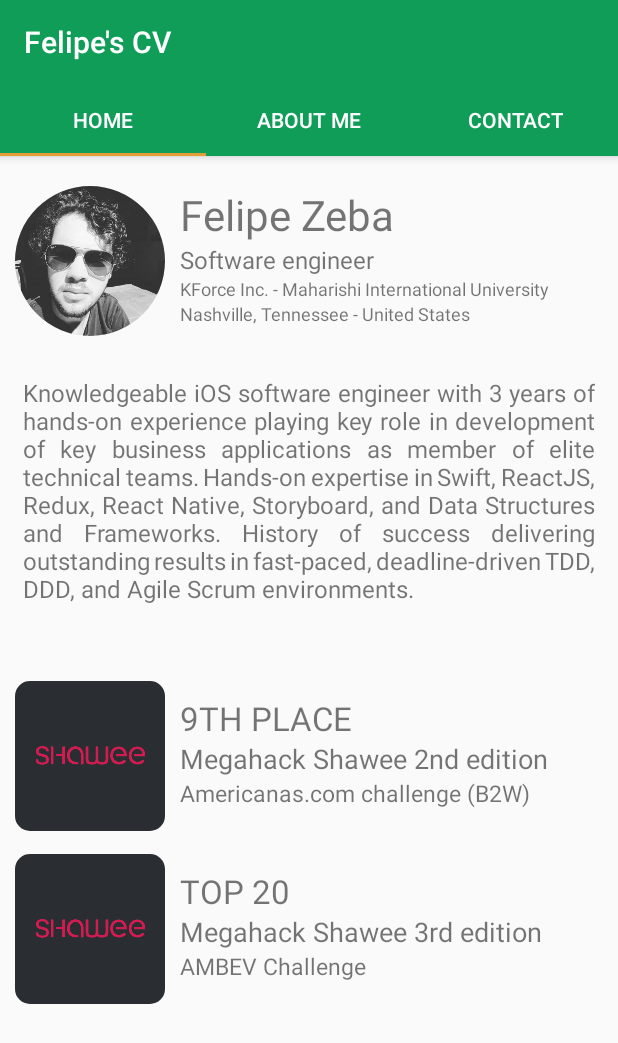
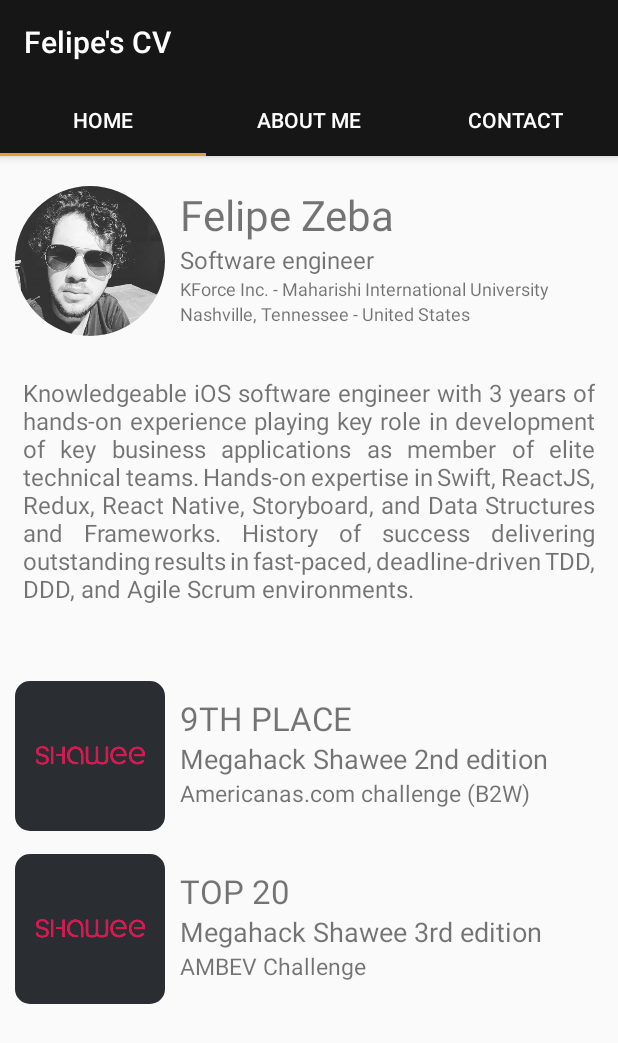
Before and after one commit to felipe-zg/MDP_final_project, an Android app: the Home screen opened directly, with no data from a screen before it, on a phone screen of 412 x 824 dp. Shown: the top 1043 px of the screen. Run offline under Robolectric (Android 15) with nearby library versions, the phone set to English and light mode, and no system bars; 1 statement that could not run was skipped.

Commit message:
refactor: change main color

```diff
--- a/app/src/main/res/values/colors.xml
+++ b/app/src/main/res/values/colors.xml
@@ -6,8 +6,9 @@
     <color name="teal_200">#FF03DAC5</color>
     <color name="teal_700">#FF018786</color>
     <color name="black">#FF000000</color>
-    <color name="white">#FFFFFFFF</color><color name="colorPrimary">#0F9D58</color>
-    <color name="colorPrimaryDark">#056008</color>
+    <color name="white">#FFFFFFFF</color>
+    <color name="colorPrimary">#161616</color>
+    <color name="colorPrimaryDark">#0c0c0c</color>
     <color name="colorAccent">#E39D36</color>
-
+    <color name="underline">#D8D6D6</color>
 </resources>
```
